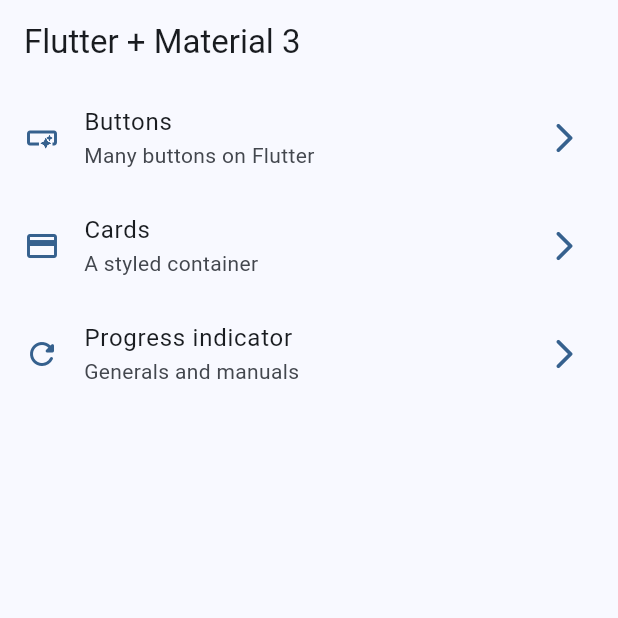
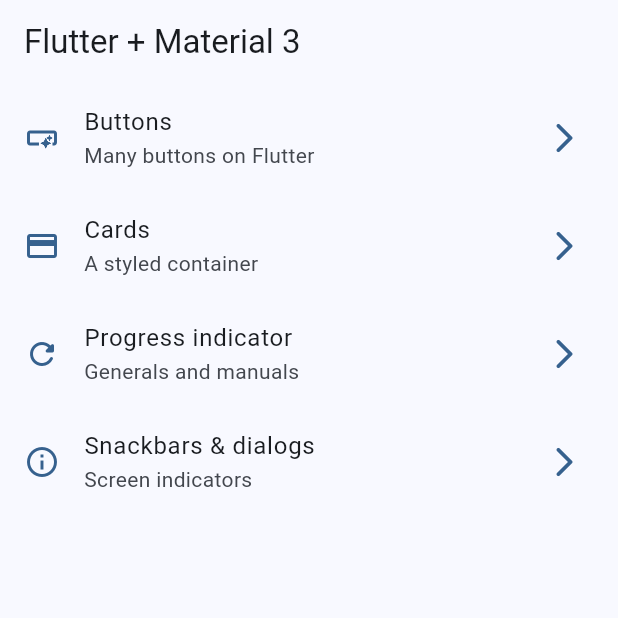
Before and after one commit to FranciscoJavierMartin/widgets-app, a Flutter app: the screen it shows after launch, on a phone screen of 412 x 824 dp, the top half of it. Run offline on Flutter 3.47's test engine with Material 2 defaults, Android fonts, the phone set to English and light mode, and no system bars; our stand-ins replace go_router.

Commit message:
Snackbar

```diff
--- a/lib/config/menu/menu_items.dart
+++ b/lib/config/menu/menu_items.dart
@@ -33,4 +33,10 @@ const appMenuItems = <MenuItem>[
     link: '/progress',
     icon: Icons.refresh_rounded,
   ),
+  MenuItem(
+    title: 'Snackbars & dialogs',
+    subTitle: 'Screen indicators',
+    link: '/snackbars',
+    icon: Icons.info_outline,
+  ),
 ];
--- a/lib/config/router/app_router.dart
+++ b/lib/config/router/app_router.dart
@@ -24,5 +24,10 @@ final appRouter = GoRouter(
       name: ProgressScreen.name,
       builder: (context, state) => const ProgressScreen(),
     ),
+    GoRoute(
+      path: '/snackbars',
+      name: SnackbarScreen.name,
+      builder: (context, state) => const SnackbarScreen(),
+    ),
   ],
 );
--- a/lib/main.dart
+++ b/lib/main.dart
@@ -12,6 +12,7 @@ class MainApp extends StatelessWidget {
   @override
   Widget build(BuildContext context) {
     return MaterialApp.router(
+      title: 'Flutter widgets',
       routerConfig: appRouter,
       debugShowCheckedModeBanner: false,
       theme: AppTheme(selectedColor: 0).getTheme(),
```
Also changed, not shown: lib/presentation/screens/snackbar/snackbar_screen.dart (+69 -1 lines).
